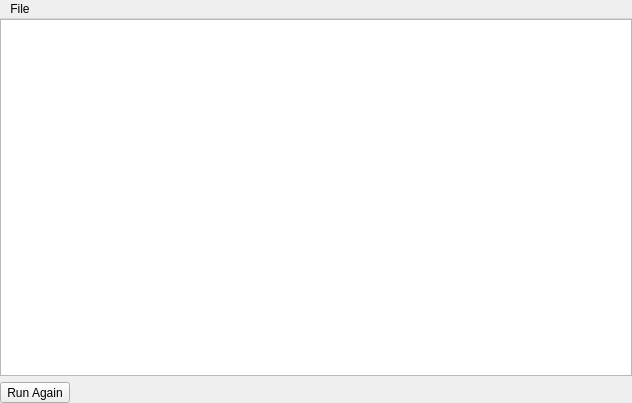
This is src/tiled/luaconsole.ui in timbaker/tiled as Qt 5 draws it before an edit. The edited form follows.
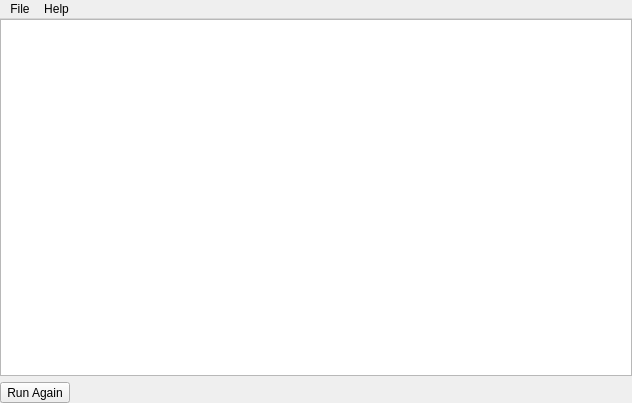
This is the edited form.

Commit message: Added Help menu to LuaConsole with basic API info.

What changed in the file:
```diff
--- a/src/tiled/luaconsole.ui
+++ b/src/tiled/luaconsole.ui
@@ -50,7 +50,14 @@
     <addaction name="actionRun_Script"/>
     <addaction name="actionRunAgain"/>
    </widget>
+   <widget class="QMenu" name="menuHelp">
+    <property name="title">
+     <string>Help</string>
+    </property>
+    <addaction name="actionHelpContents"/>
+   </widget>
    <addaction name="menuFile"/>
+   <addaction name="menuHelp"/>
   </widget>
   <action name="actionRun_Script">
    <property name="text">
```
Left out of the diff: 5 changed lines with no effect on the pictures. The commit also changes 3 other files.
